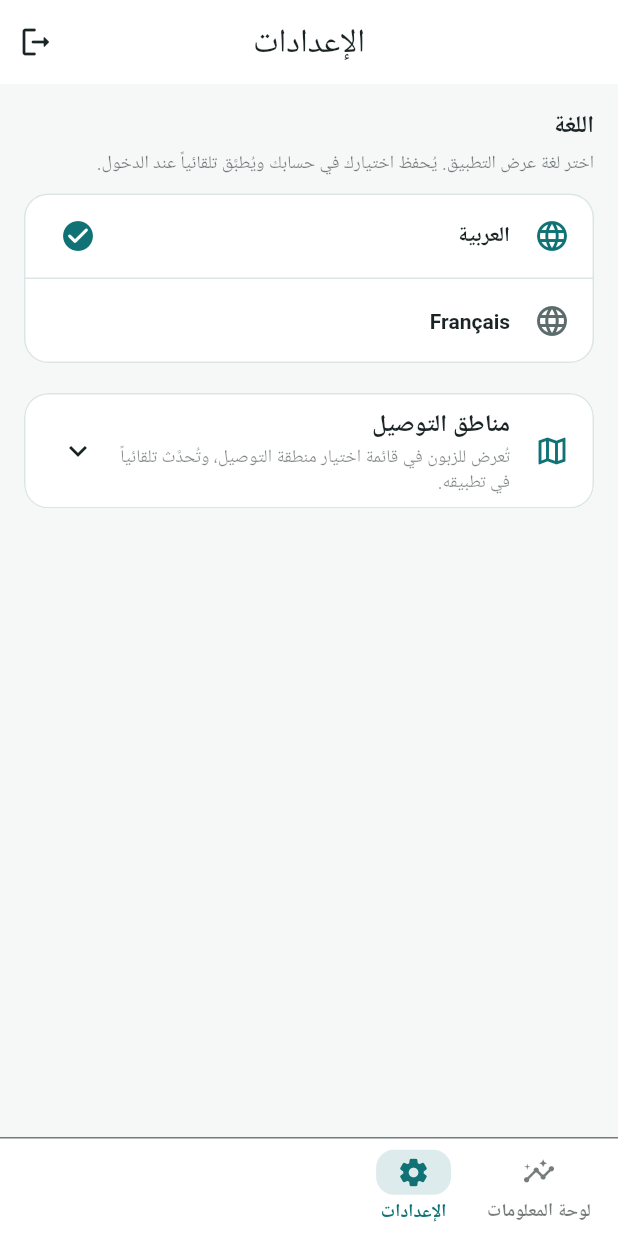
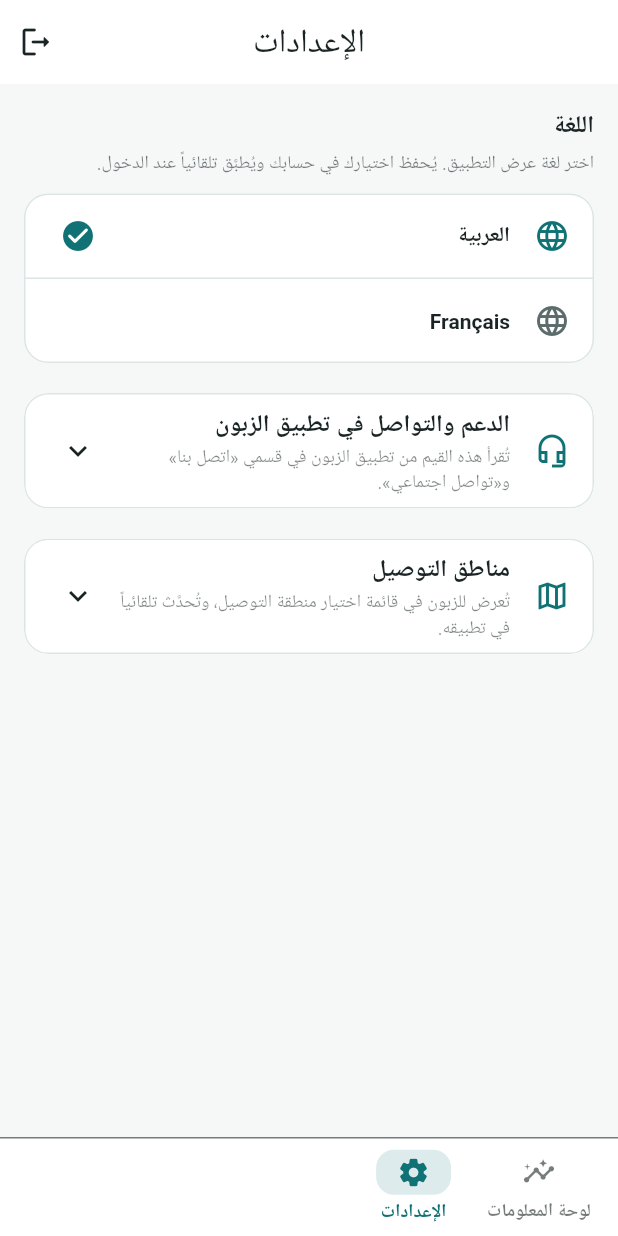
Before and after one commit to teomar007/atoga_manager, a Flutter app: the HomeShell screen opened by its route, after a tap on "الإعدادات", on a phone screen of 412 x 824 dp. Run offline on Flutter 3.47's test engine with Material 3 defaults, Android fonts, the phone set to English and light mode, and no system bars; our stand-ins replace fl_chart, flutter_riverpod, go_router, google_fonts, image_picker, shared_preferences and 1 more; accounts and stored records are empty; network calls fail; Roboto replaces fonts that are missing (Cairo).

Commit message:
Add support/social links settings to manage customer app contact info (phone, WhatsApp, Facebook, Instagram, TikTok)

```diff
--- a/lib/core/l10n/app_l10n.dart
+++ b/lib/core/l10n/app_l10n.dart
@@ -402,6 +402,18 @@ const Map<String, String> _fr = <String, String>{
   'لغة العرض': 'Langue d’affichage',
   'تُحفظ تلقائياً في حسابك': 'Enregistrée automatiquement dans votre compte',
   'لغة التطبيق': 'Langue de l’application',
+  'الدعم والتواصل في تطبيق الزبون': 'Support et contact (application client)',
+  'تُقرأ هذه القيم من تطبيق الزبون في قسمي «اتصل بنا» و«تواصل اجتماعي».': 'Ces valeurs sont lues par l’application client (sections « Contact » et « Réseaux sociaux »).',
+  'رقم الهاتف — زر «اتصل بنا»': 'Téléphone — bouton « Appelez-nous »',
+  'مثال: +213551234567': 'Ex : +213551234567',
+  'رقم واتساب': 'Numéro WhatsApp',
+  'مثال: 0555123456 أو +213555123456': 'Ex : 0555123456 ou +213555123456',
+  'رابط فيسبوك': 'Lien Facebook',
+  'رابط إنستغرام': 'Lien Instagram',
+  'رابط تيك توك': 'Lien TikTok',
+  'حفظ إعدادات التواصل': 'Enregistrer les contacts',
+  'تم حفظ إعدادات التواصل. يظهر التحديث فوراً في تطبيق الزبون.': 'Contacts enregistrés. La mise à jour est immédiate dans l’application client.',
+  'تعذّر الحفظ': 'Échec de l’enregistrement',
 
   // حجب/طلب وصول
   'غير مصرّح بالدخول': 'Accès refusé',
--- /dev/null
+++ b/lib/features/settings/data/support_links_repository.dart
@@ -0,0 +1,45 @@
+import 'package:flutter_riverpod/flutter_riverpod.dart';
+import 'package:supabase_flutter/supabase_flutter.dart';
+
+import '../../../core/providers/supabase_provider.dart';
+
+final supportLinksRepositoryProvider = Provider<SupportLinksRepository>(
+  (Ref ref) => SupportLinksRepository(ref.watch(supabaseClientProvider)),
+);
+
+/// إدارة روابط الدعم والتواصل المعروضة في تطبيق الزبون (جدول `social_links`).
+///
+/// القيم تُقرأ مباشرةً من تطبيق الزبون (اتصل بنا / واتساب / فيسبوك /
+/// إنستغرام / تيك توك)، والتحديث هنا ينعكس هناك دون إعادة نشر.
+class SupportLinksRepository {
+  const SupportLinksRepository(this._client);
+
+  final SupabaseClient _client;
+
+  Future<Map<String, String>> fetchAll() async {
+    final dynamic rows = await _client.from('social_links').select().order('key', ascending: true);
+    final Map<String, String> values = <String, String>{};
+    for (final dynamic row in (rows as List)) {
+      final Map<String, dynamic> map = Map<String, dynamic>.from(row as Map);
+      values['${map['key'] ?? ''}'] = '${map['url'] ?? ''}'.trim();
+    }
+    return values;
+  }
+
+  /// يحفظ كل القيم دفعة واحدة (إدراج أو تحديث حسب المفتاح).
+  Future<void> saveAll(Map<String, String> values) async {
+    final List<Map<String, dynamic>> rows = values.entries
+        .map(
+          (MapEntry<String, String> entry) => <String, dynamic>{
+            'key': entry.key,
+            'url': entry.value.trim(),
+            'updated_at': DateTime.now().toUtc().toIso8601String(),
+          },
+        )
+        .toList();
+    if (rows.isEmpty) {
+      return;
+    }
+    await _client.from('social_links').upsert(rows, onConflict: 'key');
+  }
+}
--- a/lib/features/settings/presentation/settings_screen.dart
+++ b/lib/features/settings/presentation/settings_screen.dart
@@ -6,6 +6,7 @@ import '../../../core/providers/supabase_provider.dart';
 import '../../delivery_zones/data/delivery_zones_repository.dart';
 import '../../delivery_zones/domain/delivery_zone_models.dart';
 import '../../delivery_zones/presentation/delivery_zones_providers.dart';
+import '../data/support_links_repository.dart';
 import 'locale_controller.dart';
 
 /// صفحة الإعدادات: اختيار لغة عرض التطبيق (عربي/فرنسي) وحفظها في الحساب.
@@ -52,8 +53,144 @@ class SettingsScreen extends ConsumerWidget {
           ),
         ),
         const SizedBox(height: 20),
+        const _SupportLinksSection(),
+        const SizedBox(height: 20),
         const _DeliveryZonesSection(),
       ],
+    );
+  }
+}
+
+/// قسم إعدادات الدعم والتواصل المعروضة في تطبيق الزبون.
+class _SupportLinksSection extends ConsumerStatefulWidget {
+  const _SupportLinksSection();
+
+  @override
+  ConsumerState<_SupportLinksSection> createState() => _SupportLinksSectionState();
+}
+
+class _SupportLinksSectionState extends ConsumerState<_SupportLinksSection> {
+  final TextEditingController _phone = TextEditingController();
+  final TextEditingController _whatsapp = TextEditingController();
+  final TextEditingController _facebook = TextEditingController();
+  final TextEditingController _instagram = TextEditingController();
+  final TextEditingController _tiktok = TextEditingController();
+  bool _loading = true;
+  bool _busy = false;
+
+  @override
+  void initState() {
+    super.initState();
+    _load();
+  }
+
+  @override
+  void dispose() {
+    _phone.dispose();
+    _whatsapp.dispose();
+    _facebook.dispose();
+    _instagram.dispose();
+    _tiktok.dispose();
+    super.dispose();
+  }
+
+  Future<void> _load() async {
+    try {
+      final Map<String, String> values = await ref.read(supportLinksRepositoryProvider).fetchAll();
+      if (!mounted) {
+        return;
+      }
+      setState(() {
+        _phone.text = values['contact_phone'] ?? '';
+        _whatsapp.text = values['whatsapp_number'] ?? '';
+        _facebook.text = values['facebook'] ?? '';
+        _instagram.text = values['instagram'] ?? '';
+        _tiktok.text = values['tiktok'] ?? '';
+        _loading = false;
+      });
+    } on Object {
+      if (mounted) {
+        setState(() => _loading = false);
+      }
+    }
+  }
+
+  Future<void> _save() async {
+    setState(() => _busy = true);
+    try {
+      await ref.read(supportLinksRepositoryProvider).saveAll(<String, String>{
+        'contact_phone': _phone.text,
+        'whatsapp_number': _whatsapp.text,
+        'facebook': _facebook.text,
+        'instagram': _instagram.text,
+        'tiktok': _tiktok.text,
+      });
+      if (mounted) {
+        ScaffoldMessenger.of(context).showSnackBar(
+          SnackBar(content: Text(t('تم حفظ إعدادات التواصل. يظهر التحديث فوراً في تطبيق الزبون.'))),
+        );
+      }
+    } on Object catch (error) {
+      if (mounted) {
+        ScaffoldMessenger.of(context).showSnackBar(
+          SnackBar(content: Text('${t('تعذّر الحفظ')}: $error'), backgroundColor: Colors.red),
+        );
+      }
+    } finally {
+      if (mounted) {
+        setState(() => _busy = false);
+      }
+    }
+  }
+
+  Widget _field(TextEditingController controller, String label, String hint, TextInputType type) {
+    return Padding(
+      padding: const EdgeInsets.only(top: 10),
+      child: TextField(
+        controller: controller,
+        keyboardType: type,
+        enabled: !_loading,
+        decoration: InputDecoration(
+          labelText: label,
+          hintText: hint,
+          border: const OutlineInputBorder(),
+          isDense: true,
+        ),
+      ),
+    );
+  }
+
+  @override
+  Widget build(BuildContext context) {
+    final ThemeData theme = Theme.of(context);
+    return Card(
+      clipBehavior: Clip.antiAlias,
+      child: ExpansionTile(
+        leading: Icon(Icons.headset_mic_outlined, color: theme.colorScheme.primary),
+        title: Text(t('الدعم والتواصل في تطبيق الزبون'), style: theme.textTheme.titleMedium?.copyWith(fontWeight: FontWeight.w800)),
+        subtitle: Text(
+          t('تُقرأ هذه القيم من تطبيق الزبون في قسمي «اتصل بنا» و«تواصل اجتماعي».'),
+          style: theme.textTheme.bodySmall?.copyWith(color: theme.colorScheme.onSurface.withValues(alpha: 0.55)),
+        ),
+        childrenPadding: const EdgeInsets.fromLTRB(14, 0, 14, 14),
+        children: <Widget>[
+          if (_loading) const LinearProgressIndicator(minHeight: 2),
+          _field(_phone, t('رقم الهاتف — زر «اتصل بنا»'), t('مثال: +213551234567'), TextInputType.phone),
+          _field(_whatsapp, t('رقم واتساب'), t('مثال: 0555123456 أو +213555123456'), TextInputType.phone),
+          _field(_facebook, t('رابط فيسبوك'), 'https://facebook.com/', TextInputType.url),
+          _field(_instagram, t('رابط إنستغرام'), 'https://instagram.com/', TextInputType.url),
+          _field(_tiktok, t('رابط تيك توك'), 'https://tiktok.com/', TextInputType.url),
+          const SizedBox(height: 12),
+          SizedBox(
+            width: double.infinity,
+            child: FilledButton.icon(
+              onPressed: (_busy || _loading) ? null : _save,
+              icon: const Icon(Icons.save_outlined, size: 18),
+              label: Text(t('حفظ إعدادات التواصل')),
+            ),
+          ),
+        ],
+      ),
     );
   }
 }
```
